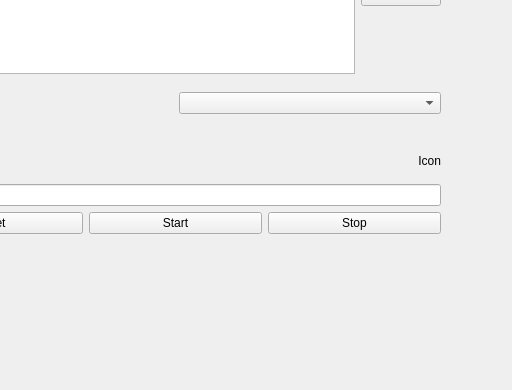
Before: the Qt Designer form src/rqt_media_manager_control/resource/media_manager.ui in robobe/ros2_media_manager, drawn with Qt 5; both pictures show x 120 to 632 and y 237 to 627 of the 632 by 627 pixel window.
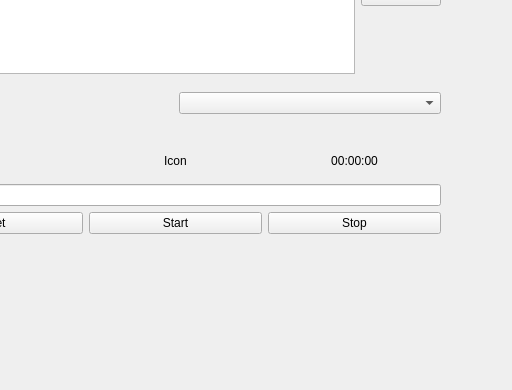
After: the same form once the commit is applied.

Commit message: recored time

Patch:
```diff
--- a/src/rqt_media_manager_control/resource/media_manager.ui
+++ b/src/rqt_media_manager_control/resource/media_manager.ui
@@ -41,7 +41,17 @@
          <string>Icon</string>
         </property>
         <property name="alignment">
-         <set>Qt::AlignRight|Qt::AlignTrailing|Qt::AlignVCenter</set>
+         <set>Qt::AlignCenter</set>
+        </property>
+       </widget>
+      </item>
+      <item>
+       <widget class="QLabel" name="la_timer">
+        <property name="text">
+         <string>00:00:00</string>
+        </property>
+        <property name="alignment">
+         <set>Qt::AlignCenter</set>
         </property>
        </widget>
       </item>
```
The commit also changes 2 other files.
